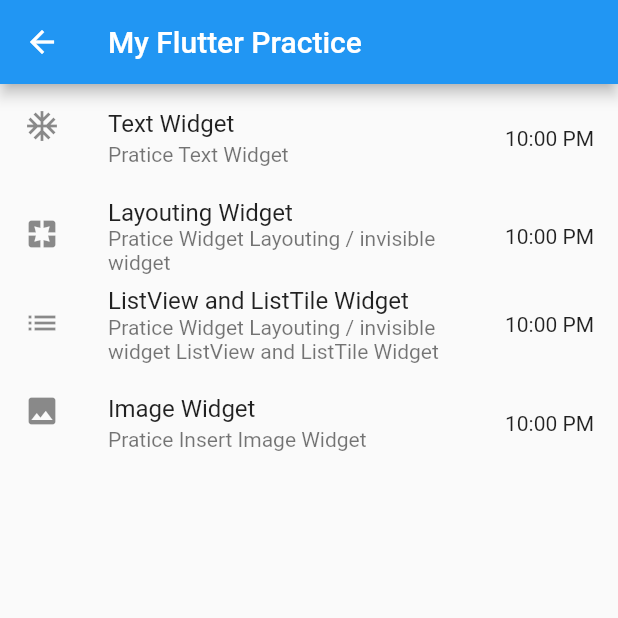
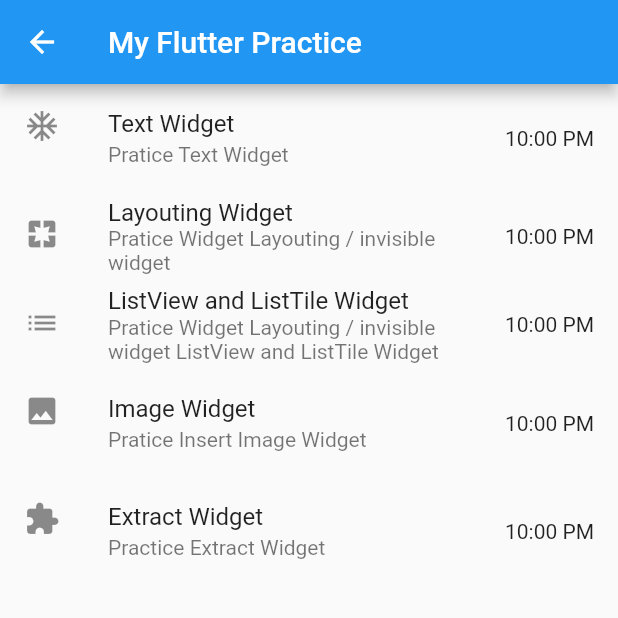
Before and after one commit to AgungLi/flutter-practices, a Flutter app: the screen it shows after launch, on a phone screen of 412 x 824 dp, the top half of it. Run offline on Flutter 3.47's test engine with Material 2 defaults, Android fonts, the phone set to English and light mode, and no system bars; our stand-ins replace faker.

Commit message:
Practice Extract Wifget maked listTile chat item

```diff
--- a/lib/main.dart
+++ b/lib/main.dart
@@ -1,6 +1,7 @@
 import 'package:flutter/material.dart';
 import 'package:flutter_practices/pages/myHomepage.dart';
 import 'package:flutter_practices/pages/myListview.dart';
+import 'package:flutter_practices/pages/pageExtractWidget.dart';
 import 'package:flutter_practices/pages/pageImageWidget.dart';
 import 'package:flutter_practices/pages/pageTextwidget.dart';
 import 'package:flutter_practices/pages/widgetLayouting.dart';
@@ -26,6 +27,7 @@ class _MyAppState extends State<MyApp> {
         WidgetLayouting.nameRoute: (context) => WidgetLayouting(),
         MyListview.nameRoute: (context) => MyListview(),
         PageImagWidget.nameRoute: (context) => PageImagWidget(),
+        PageExtractWidget.nameRoute: (context) => PageExtractWidget(),
       },
     );
   }
--- a/lib/pages/myHomepage.dart
+++ b/lib/pages/myHomepage.dart
@@ -1,5 +1,6 @@
 import 'package:flutter/material.dart';
 import 'package:flutter_practices/pages/myListview.dart';
+import 'package:flutter_practices/pages/pageExtractWidget.dart';
 import 'package:flutter_practices/pages/pageImageWidget.dart';
 import 'package:flutter_practices/pages/pageTextwidget.dart';
 import 'package:flutter_practices/pages/widgetLayouting.dart';
@@ -31,6 +32,12 @@ class MyHomepage extends StatelessWidget {
       practiceName: "Image Widget",
       navigation: PageImagWidget.nameRoute,
       desc: "Pratice Insert Image Widget",
+    ),
+    PageItem(
+      icon: Icon(Icons.extension),
+      practiceName: "Extract Widget",
+      navigation: PageExtractWidget.nameRoute,
+      desc: "Practice Extract Widget",
     ),
   ];
   @override
```
Also changed, not shown: lib/pages/pageExtractWidget.dart (added, +47 -0 lines).
